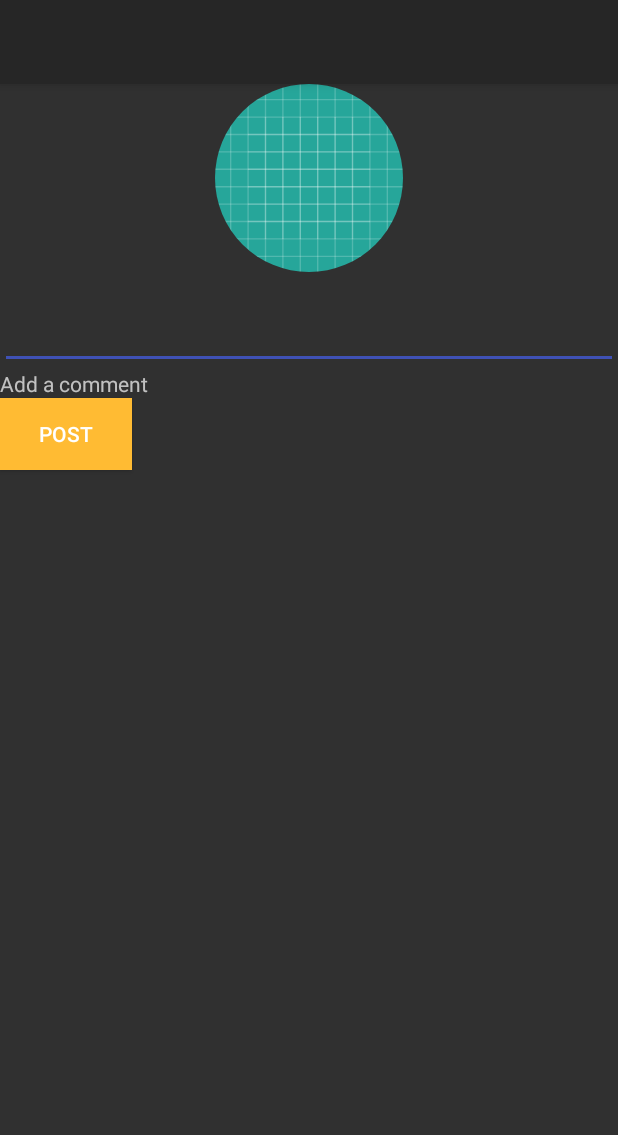
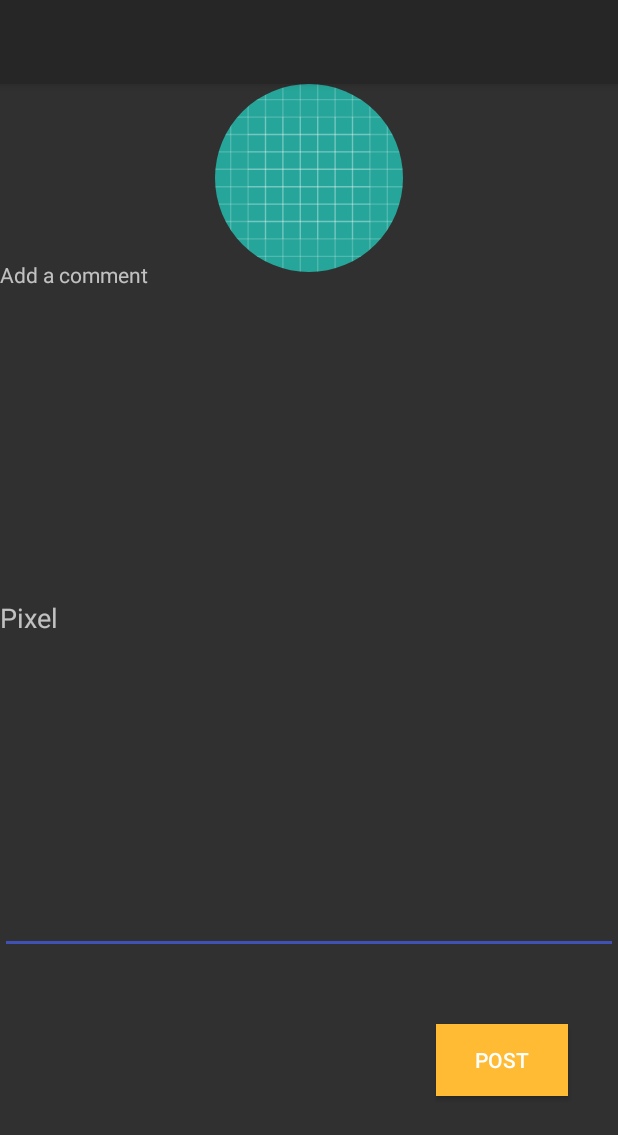
Before and after one commit to zecollokaris/Pixel-Android, an Android app: the layout activity_report.xml on its own in the app's theme, with its tools: preview values and no code run, on a phone screen of 412 x 824 dp. Shown: the top 1135 px of the screen. Run offline under Robolectric (Android 15) with nearby library versions, the phone set to English and light mode, and no system bars.

Commit message:
done with design

```diff
--- a/app/src/main/java/Adapters/MessagesAdapter.java
+++ b/app/src/main/java/Adapters/MessagesAdapter.java
@@ -8,6 +8,7 @@ import android.support.v7.widget.RecyclerView;
 import android.view.LayoutInflater;
 import android.view.View;
 import android.view.ViewGroup;
+import android.widget.ImageView;
 import android.widget.TextView;
 
 import com.bumptech.glide.Glide;
@@ -85,7 +86,7 @@ public class MessagesAdapter extends RecyclerView.Adapter<ViewHolder> implements
 
 
 class  ViewHolder extends  RecyclerView.ViewHolder implements ItemMovement,View.OnClickListener {
-    CircleImageView circleImageView;
+    ImageView circleImageView;
     TextView txtMessage;
     TextView txtDate;
     String data;
@@ -97,7 +98,7 @@ class  ViewHolder extends  RecyclerView.ViewHolder implements ItemMovement,View.
         super(view);
         this.view=view;
         this.view.setOnClickListener(this);
-        circleImageView=(CircleImageView) view.findViewById(R.id.imgPic);
+        circleImageView=(ImageView) view.findViewById(R.id.imgPic);
         txtMessage=(TextView) view.findViewById(R.id.txtMessage);
         txtDate=(TextView) view.findViewById(R.id.txtDate);
     }
--- a/app/src/main/res/layout/activity_report.xml
+++ b/app/src/main/res/layout/activity_report.xml
@@ -31,42 +31,48 @@
     <TextView
         android:layout_below="@+id/imgData"
         android:id="@+id/description"
+        android:textAlignment="center"
         android:layout_width="match_parent"
         android:layout_height="wrap_content" />
 
 
     <EditText
         android:id="@+id/txtSite"
-        android:layout_below="@+id/description"
         android:layout_width="match_parent"
-        android:layout_height="wrap_content"/>
+        android:layout_height="wrap_content"
+        android:layout_alignParentBottom="true"
+        android:layout_alignParentStart="true"
+        android:layout_marginBottom="188dp" />
 
     <TextView
         android:id="@+id/addcomment"
         android:layout_width="match_parent"
         android:layout_height="wrap_content"
-        android:layout_below="@id/txtSite"
-        android:text="Add a comment"/>
-
+        android:layout_alignParentLeft="true"
+        android:layout_alignParentTop="true"
+        android:layout_marginTop="173dp"
+        android:text="Add a comment" />
 
 
     <TextView
         android:id="@+id/review"
-        android:layout_marginTop="20sp"
-        android:layout_below="@+id/txtSite"
         android:layout_width="match_parent"
+        android:layout_height="wrap_content"
+        android:layout_alignParentLeft="true"
+        android:layout_centerVertical="true"
         android:text="@string/app_name"
-        android:textSize="18sp"
-        android:layout_height="wrap_content" />
+        android:textSize="18sp" />
 
 
     <Button
         android:id="@+id/btnPost"
-        android:background="@android:color/holo_orange_light"
-        android:layout_below="@+id/addcomment"
         android:layout_width="wrap_content"
         android:layout_height="wrap_content"
-        android:text="@string/post"
-        />
+        android:layout_alignParentBottom="true"
+        android:layout_alignParentEnd="true"
+        android:layout_marginBottom="93dp"
+        android:layout_marginEnd="33dp"
+        android:background="@android:color/holo_orange_light"
+        android:text="@string/post" />
 
 </RelativeLayout>
--- a/app/src/main/res/layout/news_item.xml
+++ b/app/src/main/res/layout/news_item.xml
@@ -18,7 +18,7 @@
             android:layout_height="wrap_content"
             android:orientation="horizontal">
 
-            <de.hdodenhof.circleimageview.CircleImageView
+            <ImageView
                 android:id="@+id/imgPic"
                 android:layout_width="match_parent"
                 android:layout_height="253dp"
@@ -28,7 +28,7 @@
                 android:id="@+id/txtMessage"
                 android:layout_width="137dp"
                 android:layout_height="wrap_content"
-                android:layout_alignParentStart="true"
+                android:layout_alignParentLeft="true"
                 android:layout_below="@+id/imgPic"
                 android:padding="10sp"
                 android:text="@string/app_name"
```
Also changed, not shown: app/src/main/res/layout/activity_post.xml (+6 -4 lines).
